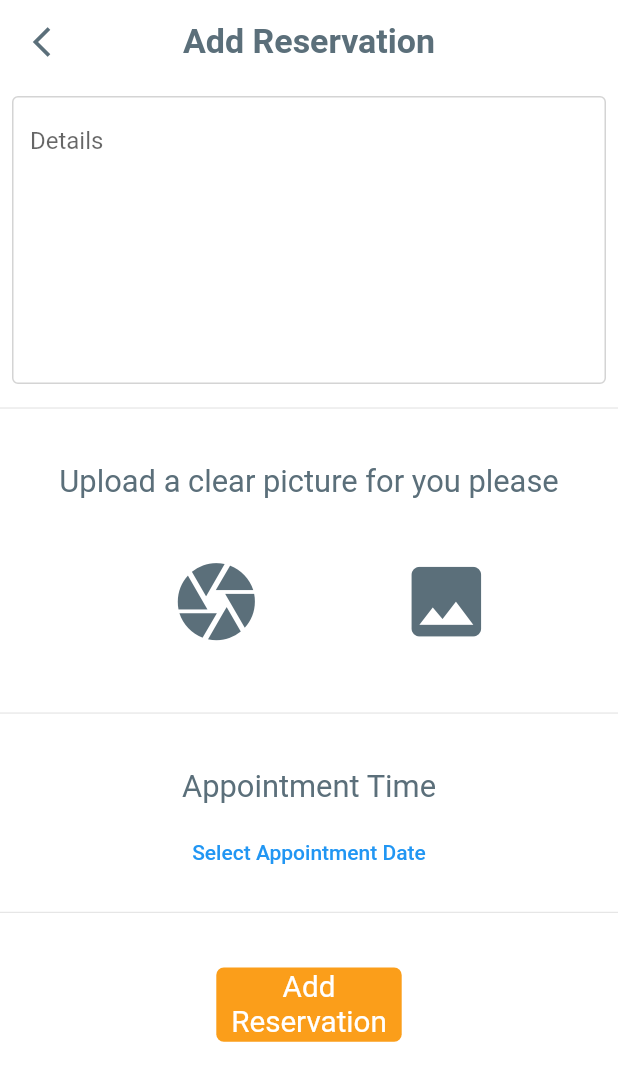
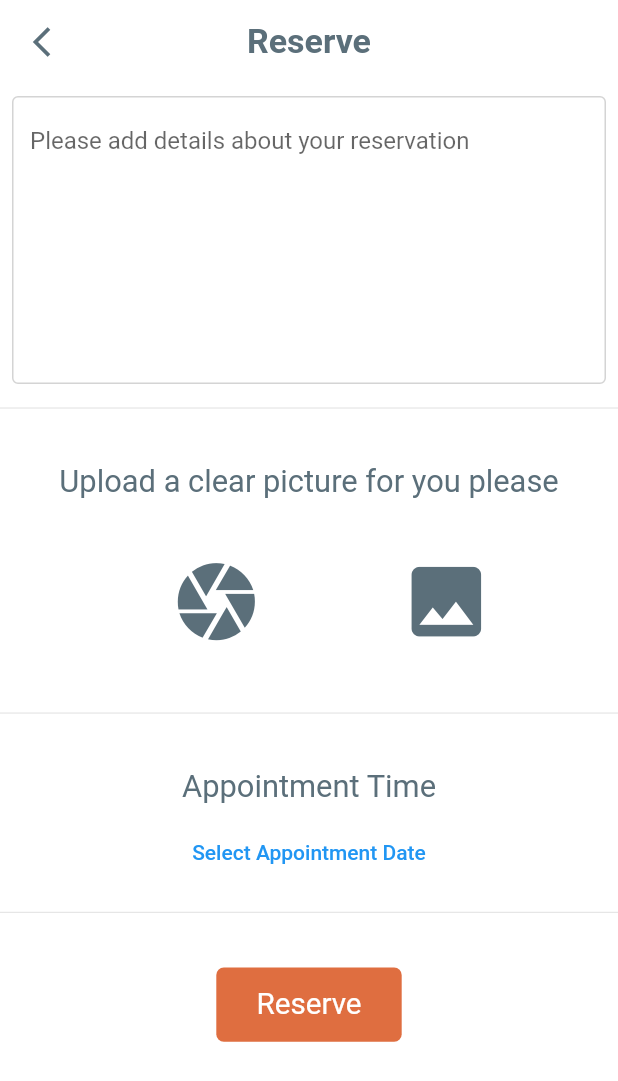
Before and after one commit to abdallahyassein/reservation_app, a Flutter app: the AddReservationScreen screen opened directly, on a phone screen of 412 x 824 dp. Shown: the top 1081 px of the screen. Run offline on Flutter 3.47's test engine with Material 2 defaults, Android fonts, the light colour scheme and no system bars; our stand-ins replace bloc, cloud_firestore, firebase_auth, firebase_core, firebase_storage, flutter_bloc and 3 more; missing offline and left inert: uuid_enhanced; accounts and stored records are empty.

Commit message:
Change main colors

```diff
--- a/lib/constants/colors.dart
+++ b/lib/constants/colors.dart
@@ -4,7 +4,7 @@ const kDarkGreyColor = Color(0xff5B6F7A);
 const kLighGreyColor = Color(0xff8CABBC);
 const kHintColor = Color(0xffD4D4D4);
 const kLightHintColor = Color(0xffEEF2F4);
-const kOrangeColor = Color(0xffFB9E1A);
+const kOrangeColor = Color(0xffdf6e40);
 const kLightOrangeColor = Color(0xffF9C781);
 const kLightGray = Color(0xffFCFCFC);
 const kMapCardColor = Color(0xff415058B3);
--- a/lib/screens/add_reservation_screen.dart
+++ b/lib/screens/add_reservation_screen.dart
@@ -29,7 +29,7 @@ class _AddReservationScreenState extends State<AddReservationScreen> {
         backgroundColor: Colors.white,
         centerTitle: true,
         title: Text(
-          "Add Reservation",
+          "Reserve",
           style: TextStyle(
               color: kDarkGreyColor,
               fontWeight: FontWeight.bold,
@@ -80,7 +80,8 @@ class _AddReservationScreenState extends State<AddReservationScreen> {
                           decoration: InputDecoration(
                             enabledBorder: new OutlineInputBorder(
                                 borderSide: new BorderSide(color: kHintColor)),
-                            hintText: "Details",
+                            hintText:
+                                "Please add details about your reservation",
                           ),
                           onChanged: (val) {
                             ReservationCubit.get(context).setDetails(val);
@@ -189,7 +190,7 @@ class _AddReservationScreenState extends State<AddReservationScreen> {
                         width: getSize(context).width * 0.3,
                         height: getSize(context).height * 0.06,
                         color: kOrangeColor,
-                        buttonText: "Add Reservation",
+                        buttonText: "Reserve",
                         fontSize: getSize(context).width * k18TextSize,
                         onTap: () {
                           if (_formKey.currentState.validate()) {
--- a/lib/screens/login_screen.dart
+++ b/lib/screens/login_screen.dart
@@ -40,10 +40,10 @@ class _LoginScreenState extends State<LoginScreen> {
                   'Reservation Security App',
                   style: GoogleFonts.squadaOne(
                       textStyle: Theme.of(context).textTheme.headline4,
-                      fontSize: setWidth(context, 0.1),
+                      fontSize: setWidth(context, 0.07),
                       fontWeight: FontWeight.w900,
                       fontStyle: FontStyle.italic,
-                      color: Color(0xff6A4225)),
+                      color: Color(0xffdf6e40)),
                 ),
               ),
               Container(
--- a/lib/widgets/login_widgets/login_widget.dart
+++ b/lib/widgets/login_widgets/login_widget.dart
@@ -75,7 +75,7 @@ class _LoginWidgetState extends State<LoginWidget> {
                         CustomButton(
                             width: setWidth(context, 0.3),
                             height: setHeight(context, 0.06),
-                            color: kOrangeColor,
+                            color: Color(0xffdf6e40),
                             buttonText: "Login",
                             fontSize: setWidth(context, k18TextSize),
                             onTap: () {
--- a/lib/widgets/register_widgets/register_widget.dart
+++ b/lib/widgets/register_widgets/register_widget.dart
@@ -105,7 +105,7 @@ class _RegisterWidgetState extends State<RegisterWidget> {
                           CustomButton(
                               width: getSize(context).width * 0.3,
                               height: getSize(context).height * 0.06,
-                              color: kOrangeColor,
+                              color: Color(0xffdf6e40),
                               buttonText: "Register",
                               fontSize: getSize(context).width * k18TextSize,
                               onTap: () {
```
